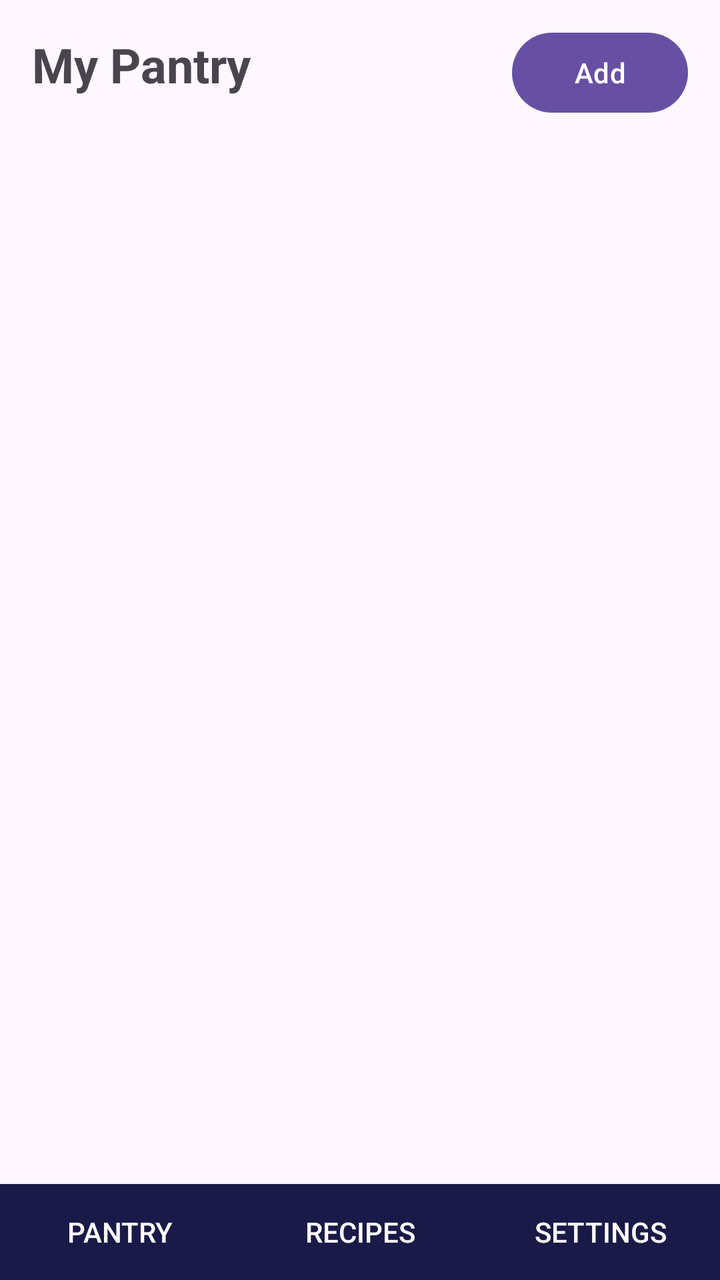
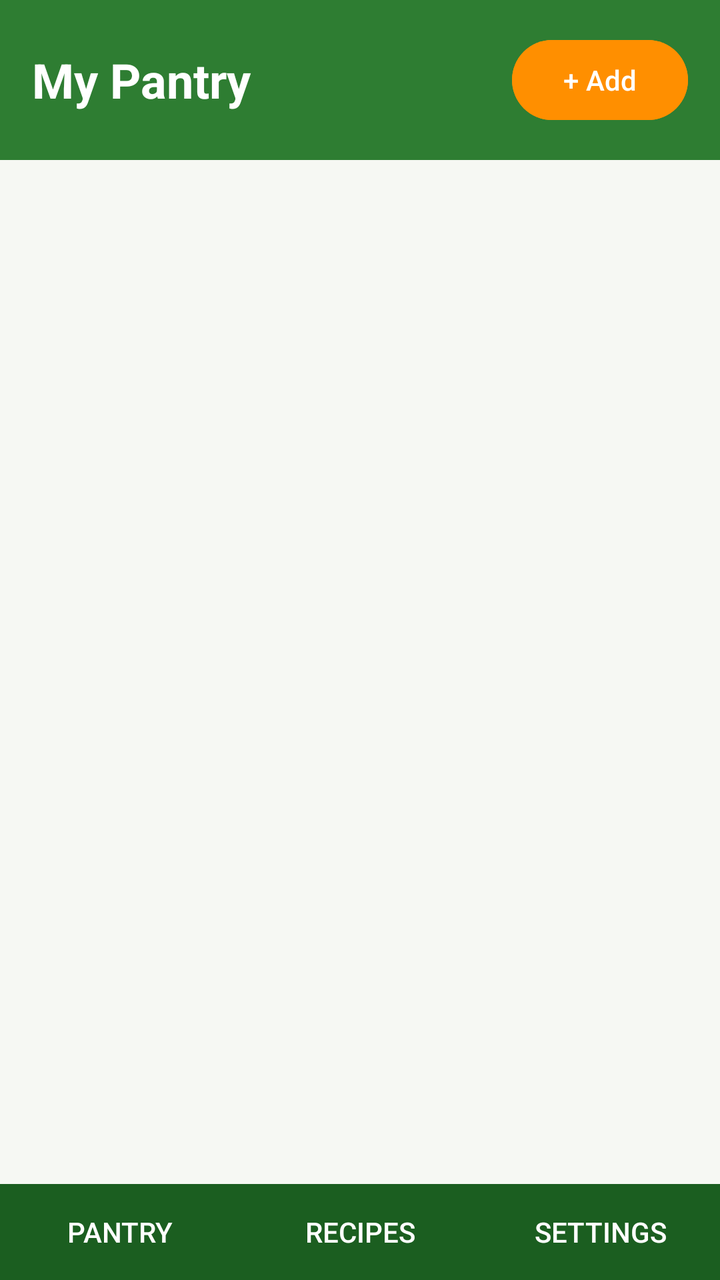

Before-and-after screenshots of an Android layout around one commit, followed by the original layout XML and the change that was made.
<!-- AndroidManifest.xml: application theme Theme.SmartPantryManager -->
<!-- res/layout/activity_main.xml -->
<?xml version="1.0" encoding="utf-8"?>
<androidx.constraintlayout.widget.ConstraintLayout
    xmlns:android="http://schemas.android.com/apk/res/android"
    xmlns:app="http://schemas.android.com/apk/res-auto"
    xmlns:tools="http://schemas.android.com/tools"
    android:id="@+id/main"
    android:layout_width="match_parent"
    android:layout_height="match_parent"
    tools:context=".MainActivity">

    <TextView
        android:id="@+id/textTitle"
        android:layout_width="wrap_content"
        android:layout_height="wrap_content"
        android:layout_marginStart="16dp"
        android:layout_marginTop="16dp"
        android:text="My Pantry"
        android:textSize="24sp"
        android:textStyle="bold"
        app:layout_constraintStart_toStartOf="parent"
        app:layout_constraintTop_toTopOf="parent" />

    <Button
        android:id="@+id/buttonAddIngredient"
        android:layout_width="wrap_content"
        android:layout_height="wrap_content"
        android:layout_marginEnd="16dp"
        android:text="Add"
        app:layout_constraintBaseline_toBaselineOf="@+id/textTitle"
        app:layout_constraintEnd_toEndOf="parent" />


    <androidx.recyclerview.widget.RecyclerView
        android:id="@+id/rvPantry"
        android:layout_width="0dp"
        android:layout_height="0dp"
        android:layout_marginTop="8dp"
        app:layout_constraintBottom_toTopOf="@+id/navBar"
        app:layout_constraintEnd_toEndOf="parent"
        app:layout_constraintStart_toStartOf="parent"
        app:layout_constraintTop_toBottomOf="@+id/textTitle" />

    <TextView
        android:id="@+id/textEmpty"
        android:layout_width="0dp"
        android:layout_height="wrap_content"
        android:gravity="center"
        android:padding="24dp"
        android:text="Your pantry is empty. Add ingredients to get started."
        android:textSize="18sp"
        android:visibility="gone"
        app:layout_constraintBottom_toBottomOf="parent"
        app:layout_constraintEnd_toEndOf="parent"
        app:layout_constraintStart_toStartOf="parent"
        app:layout_constraintTop_toTopOf="parent" />

    <include
        android:id="@+id/navBar"
        layout="@layout/nav_bar"
        android:layout_width="0dp"
        android:layout_height="wrap_content"
        app:layout_constraintBottom_toBottomOf="parent"
        app:layout_constraintEnd_toEndOf="parent"
        app:layout_constraintStart_toStartOf="parent" />

</androidx.constraintlayout.widget.ConstraintLayout>
<!-- res/layout/nav_bar.xml (included above) -->
<?xml version="1.0" encoding="utf-8"?>
<LinearLayout xmlns:android="http://schemas.android.com/apk/res/android"
    android:layout_width="match_parent"
    android:layout_height="wrap_content"
    android:orientation="horizontal"
    android:background="#1A1A48">

    <Button
        android:id="@+id/navPantry"
        android:layout_width="0dp"
        android:layout_height="wrap_content"
        android:layout_weight="1"
        android:text="Pantry"
        style="?android:attr/borderlessButtonStyle"
        android:textColor="#FFFFFF" />

    <Button
        android:id="@+id/navRecipes"
        android:layout_width="0dp"
        android:layout_height="wrap_content"
        android:layout_weight="1"
        android:text="Recipes"
        style="?android:attr/borderlessButtonStyle"
        android:textColor="#FFFFFF" />

    <Button
        android:id="@+id/navSettings"
        android:layout_width="0dp"
        android:layout_height="wrap_content"
        android:layout_weight="1"
        android:text="Settings"
        style="?android:attr/borderlessButtonStyle"
        android:textColor="#FFFFFF" />

</LinearLayout>
<!-- resources referenced by this layout -->
<resources>
  <style name="Theme.SmartPantryManager" parent="Base.Theme.SmartPantryManager" />
  <style name="Base.Theme.SmartPantryManager" parent="Theme.Material3.DayNight.NoActionBar">
          
          
      </style>
</resources>

<!-- the commit's change to res/layout/activity_main.xml (unified diff, before → after) -->
@@ -6,39 +6,51 @@
     android:id="@+id/main"
     android:layout_width="match_parent"
     android:layout_height="match_parent"
+    android:background="@color/app_background"
     tools:context=".MainActivity">
 
-    <TextView
-        android:id="@+id/textTitle"
-        android:layout_width="wrap_content"
+    <LinearLayout
+        android:id="@+id/headerBar"
+        android:layout_width="0dp"
         android:layout_height="wrap_content"
-        android:layout_marginStart="16dp"
-        android:layout_marginTop="16dp"
-        android:text="My Pantry"
-        android:textSize="24sp"
-        android:textStyle="bold"
+        android:background="@color/primary"
+        android:gravity="center_vertical"
+        android:orientation="horizontal"
+        android:padding="16dp"
+        app:layout_constraintEnd_toEndOf="parent"
         app:layout_constraintStart_toStartOf="parent"
-        app:layout_constraintTop_toTopOf="parent" />
+        app:layout_constraintTop_toTopOf="parent">
 
-    <Button
-        android:id="@+id/buttonAddIngredient"
-        android:layout_width="wrap_content"
-        android:layout_height="wrap_content"
-        android:layout_marginEnd="16dp"
-        android:text="Add"
-        app:layout_constraintBaseline_toBaselineOf="@+id/textTitle"
-        app:layout_constraintEnd_toEndOf="parent" />
+        <TextView
+            android:id="@+id/textTitle"
+            android:layout_width="0dp"
+            android:layout_height="wrap_content"
+            android:layout_weight="1"
+            android:text="My Pantry"
+            android:textColor="@color/white"
+            android:textSize="24sp"
+            android:textStyle="bold" />
 
+        <Button
+            android:id="@+id/buttonAddIngredient"
+            android:layout_width="wrap_content"
+            android:layout_height="wrap_content"
+            android:backgroundTint="@color/accent"
+            android:text="+ Add"
+            android:textColor="@color/white" />
+    </LinearLayout>
 
     <androidx.recyclerview.widget.RecyclerView
         android:id="@+id/rvPantry"
         android:layout_width="0dp"
         android:layout_height="0dp"
         android:layout_marginTop="8dp"
+        android:clipToPadding="false"
+        android:paddingBottom="8dp"
         app:layout_constraintBottom_toTopOf="@+id/navBar"
         app:layout_constraintEnd_toEndOf="parent"
         app:layout_constraintStart_toStartOf="parent"
-        app:layout_constraintTop_toBottomOf="@+id/textTitle" />
+        app:layout_constraintTop_toBottomOf="@+id/headerBar" />
 
     <TextView
         android:id="@+id/textEmpty"
@@ -47,6 +59,7 @@
         android:gravity="center"
         android:padding="24dp"
         android:text="Your pantry is empty. Add ingredients to get started."
+        android:textColor="@color/text_secondary"
         android:textSize="18sp"
         android:visibility="gone"
         app:layout_constraintBottom_toBottomOf="parent"
@@ -70,7 +83,7 @@
     android:layout_width="match_parent"
     android:layout_height="wrap_content"
     android:orientation="horizontal"
-    android:background="#1A1A48">
+    android:background="@color/primary_dark">
 
     <Button
         android:id="@+id/navPantry"
<!-- resource entries referenced after the edit -->
@@ -1,9 +1,21 @@
 <!-- resources referenced by this layout -->
 <resources>
+  <color name="accent">#FF8F00</color>
+  <color name="app_background">#F6F8F3</color>
+  <color name="primary">#2E7D32</color>
+  <color name="primary_dark">#1B5E20</color>
+  <color name="text_secondary">#616161</color>
+  <color name="white">#FFFFFFFF</color>
   <style name="Theme.SmartPantryManager" parent="Base.Theme.SmartPantryManager" />
-  <style name="Base.Theme.SmartPantryManager" parent="Theme.Material3.DayNight.NoActionBar">
-          
-          
+  <style name="Base.Theme.SmartPantryManager" parent="Theme.Material3.Light.NoActionBar">
+          <item name="colorPrimary">@color/primary</item>
+          <item name="colorOnPrimary">@color/white</item>
+          <item name="colorSecondary">@color/accent</item>
+          <item name="android:windowBackground">@color/app_background</item>
+          <item name="android:textColorPrimary">@color/text_primary</item>
+          <item name="android:textColorSecondary">@color/text_secondary</item>
+          <item name="android:textColor">@color/text_primary</item>
       </style>
+  <color name="text_primary">#212121</color>
 </resources>
 
